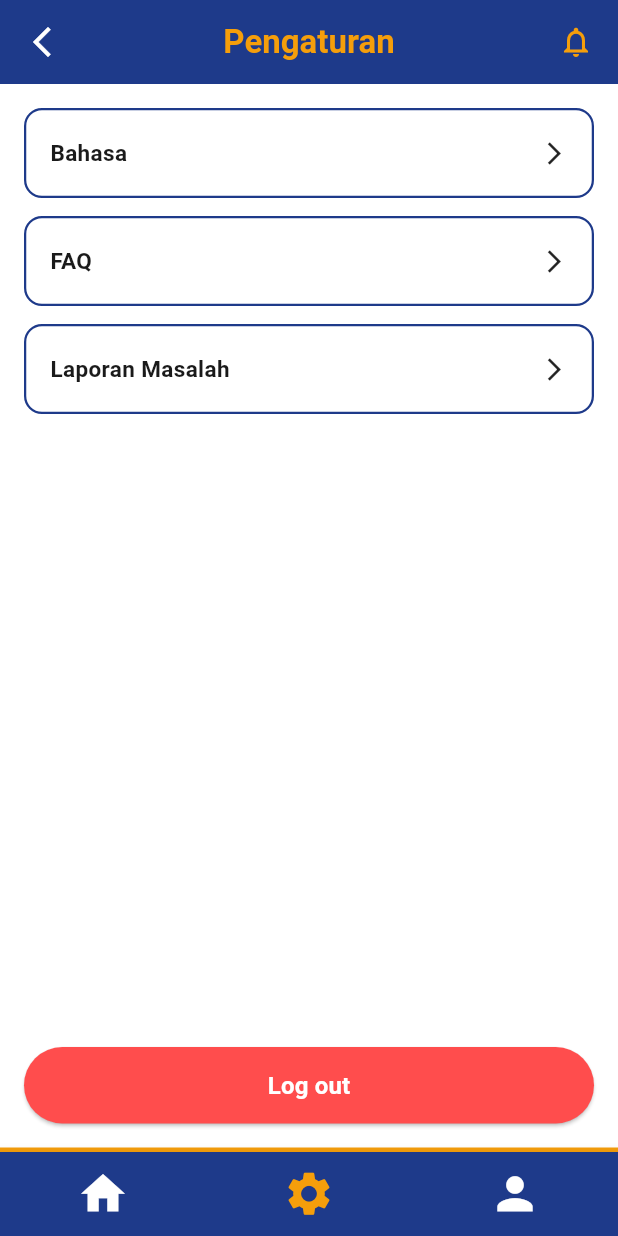
After one commit to MSaktiGp/educycle, a Flutter app: the SettingsPage screen opened by its route, on a phone screen of 412 x 824 dp. The commit adds this screen. Run offline on Flutter 3.47's test engine with Material 3 defaults, Android fonts, the phone set to English and light mode, and no system bars.

Commit message:
buat halaman settings

```diff
--- a/lib/main.dart
+++ b/lib/main.dart
@@ -3,6 +3,8 @@ import 'package:flutter/material.dart';
 import 'package:educycle/screens/login_page.dart';
 import 'package:educycle/screens/home_page.dart';
 import 'package:educycle/screens/profile_page.dart';
+import 'package:educycle/screens/settings/setting_page.dart';
+
 
 void main() {
   runApp(const MyApp());
@@ -25,6 +27,7 @@ class MyApp extends StatelessWidget {
         '/': (context) => const LoginPage(),
         '/home': (context) => const HomePage(),
         '/profile': (context) => const ProfilePage(),
+        '/settings': (context) => const SettingsPage(),
       },
     );
   }
--- a/lib/screens/profile_page.dart
+++ b/lib/screens/profile_page.dart
@@ -172,7 +172,7 @@ class ProfilePage extends StatelessWidget {
               Navigator.pushReplacementNamed(context, '/home');
             } else if (index == 1) {
               // Navigasi ke Settings (jika ada)
-              // Navigator.pushReplacementNamed(context, '/settings');
+              Navigator.pushReplacementNamed(context, '/settings');
             }
             // Jika index == 2, tetap di halaman ini
           },
--- /dev/null
+++ b/lib/screens/settings/setting_page.dart
@@ -0,0 +1,174 @@
+import 'package:flutter/material.dart';
+import 'package:educycle/constants/colors.dart';
+
+class SettingsPage extends StatelessWidget {
+  const SettingsPage({super.key});
+
+  @override
+  Widget build(BuildContext context) {
+    return Scaffold(
+      backgroundColor: Colors.white,
+
+
+      // APP BAR
+      appBar: AppBar(
+        backgroundColor: AppColors.primaryBlue,
+        elevation: 0,
+        centerTitle: true,
+
+        leading: IconButton(
+        icon: const Icon(Icons.arrow_back_ios_new, color: Colors.white),
+        onPressed: () => Navigator.pop(context),
+        ),
+
+        title: const Text(
+          "Pengaturan",
+          style: TextStyle(
+            color:Color(0xFFF59E0B),
+            fontWeight: FontWeight.bold,
+          ),
+        ),
+        actions: const [
+          Padding(
+            padding: EdgeInsets.only(right: 16),
+            child: Icon(Icons.notifications_none, color:Color(0xFFF59E0B)),
+          ),
+        ],
+      ),
+
+      // BODY
+      body: Padding(
+        padding: const EdgeInsets.all(16.0),
+        child: Column(
+          crossAxisAlignment: CrossAxisAlignment.start,
+          children: [
+            _menuItem(
+              title: "Bahasa",
+              onTap: () {
+                Navigator.pushNamed(context, "/bahasa");
+              },
+            ),
+            const SizedBox(height: 12),
+
+            _menuItem(
+              title: "FAQ",
+              onTap: () {
+                Navigator.pushNamed(context, "/faq");
+              },
+            ),
+            const SizedBox(height: 12),
+
+            _menuItem(
+              title: "Laporan Masalah",
+              onTap: () {
+                Navigator.pushNamed(context, "/laporan_masalah");
+              },
+            ),
+
+            const Spacer(),
+
+            // LOGOUT BUTTON
+            SizedBox(
+              width: double.infinity,
+              child: ElevatedButton(
+                style: ElevatedButton.styleFrom(
+                  backgroundColor: const Color(0xffFF4D4D),
+                  padding: const EdgeInsets.symmetric(vertical: 14),
+                  shape: RoundedRectangleBorder(
+                    borderRadius: BorderRadius.circular(30),
+                  ),
+                ),
+                onPressed: () {},
+                child: const Text(
+                  "Log out",
+                  style: TextStyle(
+                    fontSize: 16,
+                    fontWeight: FontWeight.bold,
+                    color: Colors.white,
+                  ),
+                ),
+              ),
+            ),
+          ],
+        ),
+      ),
+
+      // BOTTOM NAVIGATION BAR
+      bottomNavigationBar: Container(
+        decoration: BoxDecoration(
+          color: AppColors.primaryBlue,
+          // Border atas oranye sesuai BottomNavBar di HomePage
+          border: Border(
+            top: BorderSide(
+              color: Color(0xFFF59E0B),
+              width: 3,
+            ),
+          ),
+        ),
+        child: BottomNavigationBar(
+          backgroundColor: AppColors.primaryBlue,
+          selectedItemColor: Color(0xFFF59E0B), // Ikon 'settings' aktif
+          unselectedItemColor: Colors.white,
+          iconSize: 35,
+          // index 1 adalah halaman settings
+          currentIndex: 1,
+          type: BottomNavigationBarType.fixed,
+          selectedFontSize: 0,
+          unselectedFontSize: 0,
+          onTap: (index) {
+            // Logika navigasi BottomBar
+            if (index == 0) {
+              // Navigasi ke Home
+              Navigator.pushReplacementNamed(context, '/home');
+            } else if (index == 1) {
+              // Navigasi ke Profile (jika ada)
+              Navigator.pushReplacementNamed(context, '/profile');
+            } else if (index == 2) {
+              Navigator.pushReplacementNamed(context, '/profile');
+            }
+            // Jika index == 1, tetap di halaman ini
+          },
+          items: const [
+            BottomNavigationBarItem(icon: Icon(Icons.home), label: ''),
+            BottomNavigationBarItem(icon: Icon(Icons.settings), label: ''),
+            BottomNavigationBarItem(icon: Icon(Icons.person), label: ''),
+          ],
+        ),
+      ),
+    );
+  }
+
+  // MENU ITEM WIDGET
+  Widget _menuItem({
+    required String title,
+    required VoidCallback onTap,
+  }) {
+    return InkWell(
+      onTap: onTap,
+      borderRadius: BorderRadius.circular(12),
+      child: Container(
+        padding: const EdgeInsets.symmetric(horizontal: 16, vertical: 18),
+        decoration: BoxDecoration(
+          color: Colors.white,
+          borderRadius: BorderRadius.circular(12),
+          border: Border.all(color: AppColors.primaryBlue, width: 1.5),
+
+        ),
+        child: Row(
+          mainAxisAlignment: MainAxisAlignment.spaceBetween,
+          children: [
+            Text(
+              title,
+              style: const TextStyle(
+                fontSize: 15,
+                fontWeight: FontWeight.w600,
+                color: Color(0xff1A1A1A),
+              ),
+            ),
+            const Icon(Icons.arrow_forward_ios, size: 18),
+          ],
+        ),
+      ),
+    );
+  }
+}
```
Also changed, not shown: lib/screens/settings/bahasa_page.dart (added), lib/screens/settings/faq_page.dart (added), lib/screens/settings/laporan_page.dart (added).
